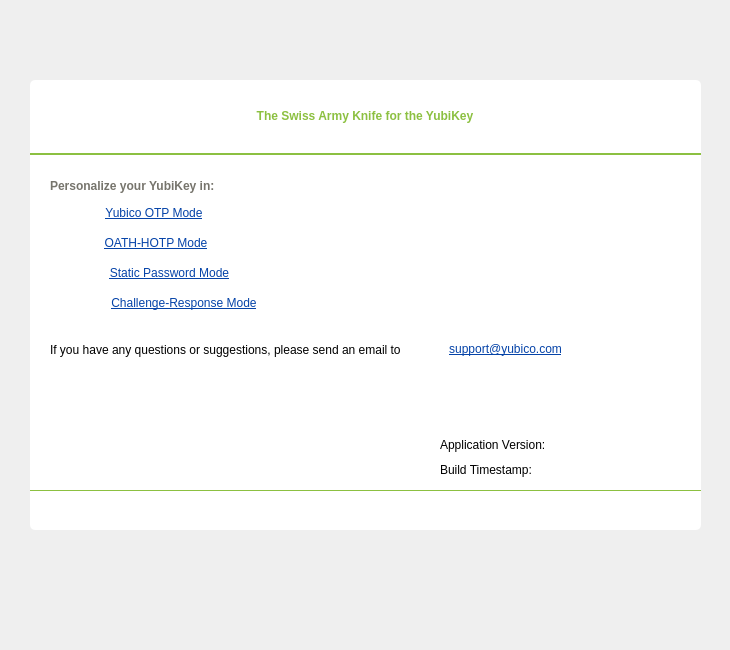
Above: src/ui/aboutpage.ui from Yubico/yubikey-personalization-gui before the change. Below: the same form after it.
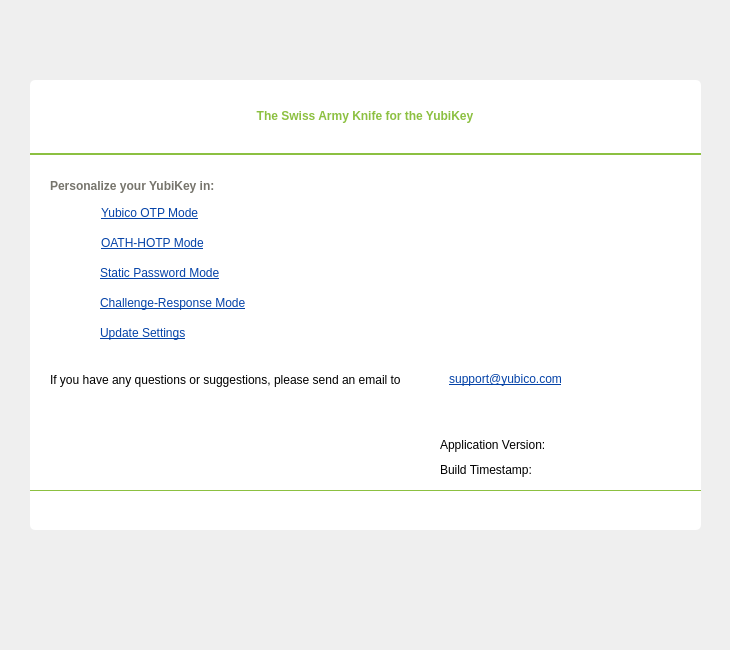
That is the form after the change. Icons and pictures are not drawn.

Commit message: add link to settings to main area in about.

The edit to the form file:
```diff
--- a/src/ui/aboutpage.ui
+++ b/src/ui/aboutpage.ui
@@ -56,7 +56,7 @@
      <rect>
       <x>71</x>
       <y>121</y>
-      <width>106</width>
+      <width>168</width>
       <height>23</height>
      </rect>
     </property>
@@ -81,6 +81,7 @@
     <property name="styleSheet">
      <string notr="true">font: 12px &quot;Verdana&quot;;
 text-decoration: underline;
+text-align: left;
 color: rgb(5, 67, 168);</string>
     </property>
     <property name="text">
@@ -129,6 +130,7 @@
     <property name="styleSheet">
      <string notr="true">font: 12px &quot;Verdana&quot;;
 text-decoration: underline;
+text-align: left;
 color: rgb(5, 67, 168);</string>
     </property>
     <property name="text">
@@ -149,7 +151,7 @@
      <rect>
       <x>70</x>
       <y>181</y>
-      <width>139</width>
+      <width>168</width>
       <height>23</height>
      </rect>
     </property>
@@ -174,6 +176,7 @@
     <property name="styleSheet">
      <string notr="true">font: 12px &quot;Verdana&quot;;
 text-decoration: underline;
+text-align: left;
 color: rgb(5, 67, 168);</string>
     </property>
     <property name="text">
@@ -194,7 +197,7 @@
      <rect>
       <x>71</x>
       <y>151</y>
-      <width>110</width>
+      <width>168</width>
       <height>23</height>
      </rect>
     </property>
@@ -219,6 +222,7 @@
     <property name="styleSheet">
      <string notr="true">font: 12px &quot;Verdana&quot;;
 text-decoration: underline;
+text-align: left;
 color: rgb(5, 67, 168);</string>
     </property>
     <property name="text">
@@ -448,7 +452,7 @@
     <property name="geometry">
      <rect>
       <x>20</x>
-      <y>260</y>
+      <y>290</y>
       <width>385</width>
       <height>20</height>
      </rect>
@@ -461,7 +465,7 @@
     <property name="geometry">
      <rect>
       <x>410</x>
-      <y>259</y>
+      <y>289</y>
       <width>131</width>
       <height>20</height>
      </rect>
@@ -502,6 +506,71 @@
      <bool>true</bool>
     </property>
    </widget>
+   <widget class="QLabel" name="right5">
+    <property name="geometry">
+     <rect>
+      <x>33</x>
+      <y>241</y>
+      <width>24</width>
+      <height>24</height>
+     </rect>
+    </property>
+    <property name="text">
+     <string/>
+    </property>
+    <property name="pixmap">
+     <pixmap resource="../../resources/resources.qrc">:/res/images/right.png</pixmap>
+    </property>
+    <property name="alignment">
+     <set>Qt::AlignCenter</set>
+    </property>
+   </widget>
+   <widget class="QPushButton" name="settingsBtn">
+    <property name="geometry">
+     <rect>
+      <x>70</x>
+      <y>241</y>
+      <width>168</width>
+      <height>23</height>
+     </rect>
+    </property>
+    <property name="sizePolicy">
+     <sizepolicy hsizetype="Ignored" vsizetype="Ignored">
+      <horstretch>0</horstretch>
+      <verstretch>0</verstretch>
+     </sizepolicy>
+    </property>
+    <property name="cursor">
+     <cursorShape>PointingHandCursor</cursorShape>
+    </property>
+    <property name="contextMenuPolicy">
+     <enum>Qt::DefaultContextMenu</enum>
+    </property>
+    <property name="layoutDirection">
+     <enum>Qt::LeftToRight</enum>
+    </property>
+    <property name="autoFillBackground">
+     <bool>false</bool>
+    </property>
+    <property name="styleSheet">
+     <string notr="true">font: 12px &quot;Verdana&quot;;
+text-decoration: underline;
+text-align: left;
+color: rgb(5, 67, 168);</string>
+    </property>
+    <property name="text">
+     <string>Update Settings</string>
+    </property>
+    <property name="autoDefault">
+     <bool>false</bool>
+    </property>
+    <property name="default">
+     <bool>false</bool>
+    </property>
+    <property name="flat">
+     <bool>true</bool>
+    </property>
+   </widget>
   </widget>
  </widget>
  <tabstops>
```
Left out of the diff: 1 changed line with no effect on the pictures. The commit also changes 2 other files.
